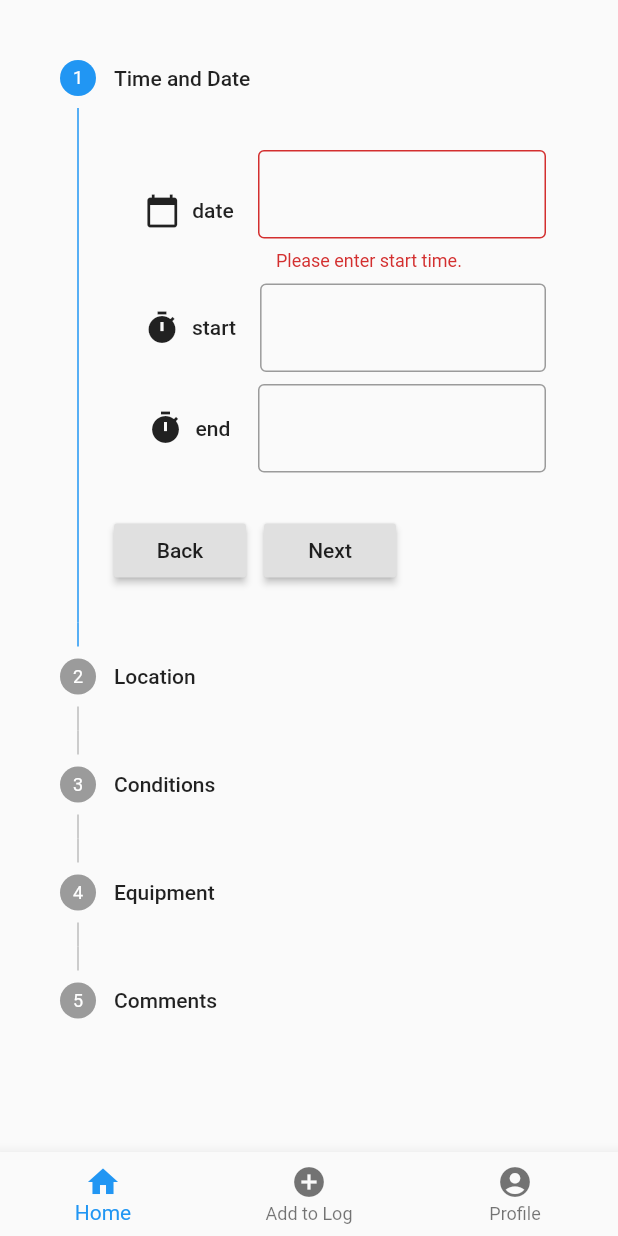
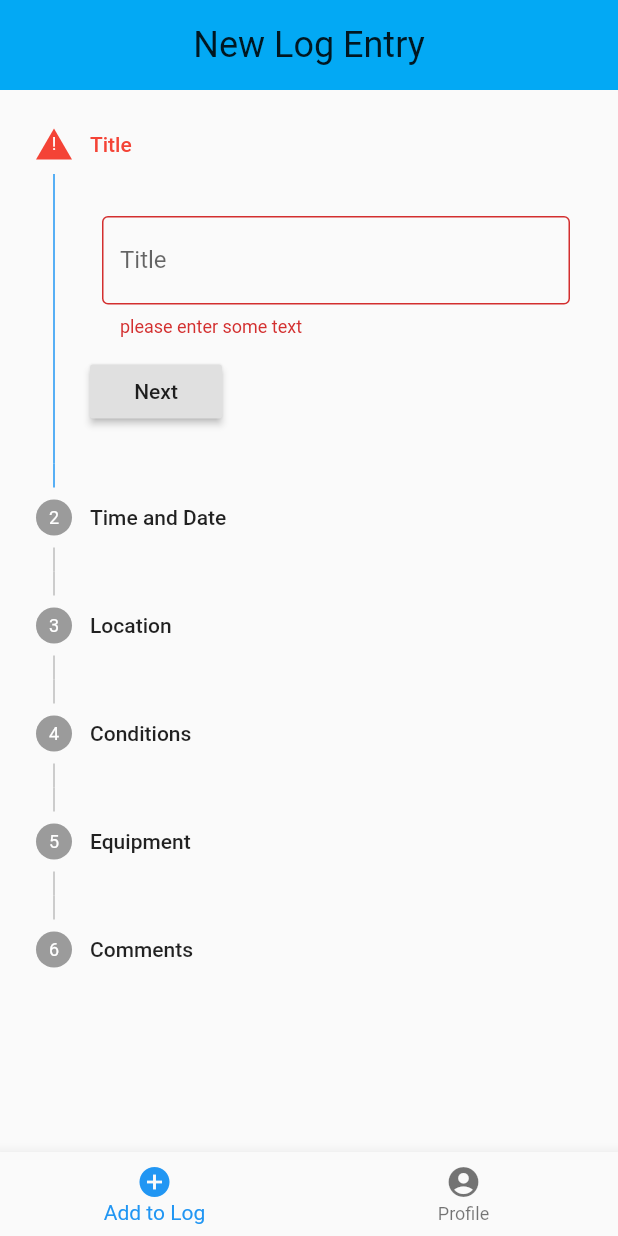
Before and after one commit to DirtbagDrew/flutter-scuba-app, a Flutter app: the screen it shows after launch, after a tap on "Next", on a phone screen of 412 x 824 dp. Run offline on Flutter 3.47's test engine with Material 2 defaults, Android fonts, the phone set to English and light mode, and no system bars; missing offline and left inert: dart:ffi.

Commit message:
mock profile

```diff
--- a/lib/main.dart
+++ b/lib/main.dart
@@ -1,5 +1,6 @@
 import 'package:flutter/material.dart';
-import 'src/LogEntryForm.dart';
+import 'package:scuba/src/Profile/Profile.dart';
+import 'src/LogEntryForm/LogEntryForm.dart';
 
 void main() => runApp(MyApp());
 
@@ -10,8 +11,7 @@ class MyApp extends StatelessWidget {
     return MaterialApp(
       title: 'Dive Log',
       theme: ThemeData(
-        primarySwatch: Colors.blue,
-      ),
+          primaryColor: Color(0xff03a9f4), accentColor: Color(0xffffd600)),
       home: MyHomePage(title: 'Flutter Demo Home Page'),
     );
   }
@@ -27,6 +27,10 @@ class MyHomePage extends StatefulWidget {
 
 class _MyHomePageState extends State<MyHomePage> {
   int _selectedIndex = 0;
+  List<Widget> _pages = [
+    // Container(),
+    LogEntryForm(), Profile()
+  ];
 
   void _onItemTapped(int index) {
     setState(() {
@@ -37,13 +41,13 @@ class _MyHomePageState extends State<MyHomePage> {
   @override
   Widget build(BuildContext context) {
     return Scaffold(
-      body: Padding(padding: const EdgeInsets.all(16.0), child: LogEntryForm()),
+      body: _pages.elementAt(_selectedIndex),
       bottomNavigationBar: BottomNavigationBar(
         items: const <BottomNavigationBarItem>[
-          BottomNavigationBarItem(
-            icon: Icon(Icons.home),
-            title: Text('Home'),
-          ),
+          // BottomNavigationBarItem(
+          //   icon: Icon(Icons.home),
+          //   title: Text('Home'),
+          // ),
           BottomNavigationBarItem(
             icon: Icon(Icons.add_circle),
             title: Text('Add to Log'),
--- a/lib/models/LogEntryFormData.dart
+++ b/lib/models/LogEntryFormData.dart
@@ -11,6 +11,7 @@ class LogEntryData {
   Reading weight;
   String location;
   String locationName;
+  String title;
   TimeOfDay endTime;
   TimeOfDay startTime;
 
--- a/lib/shared/Conversions.dart
+++ b/lib/shared/Conversions.dart
@@ -1,4 +1,5 @@
 import 'package:flutter/material.dart';
+import 'package:intl/intl.dart';
 
 class Conversions {
   static TimeOfDay timeStringToTimeOfDay(String timeString) {
@@ -23,4 +24,8 @@ class Conversions {
   static int timeOfDayToInt(TimeOfDay timeOfDay) {
     return timeOfDay.hour * 60 + timeOfDay.minute;
   }
+
+  static String dateTimeToString(DateTime date) {
+    return DateFormat("MM/dd/yyyy").format(date);
+  }
 }
--- a/lib/shared/FormValidators.dart
+++ b/lib/shared/FormValidators.dart
@@ -96,4 +96,11 @@ class FormValidators {
     }
     return null;
   }
+
+  static String title(value) {
+    if (value.isEmpty) {
+      return 'please enter some text';
+    }
+    return null;
+  }
 }
--- a/lib/src/LogEntryForm/ConditionsForm.dart
+++ b/lib/src/LogEntryForm/ConditionsForm.dart
@@ -1,3 +1,5 @@
+import 'dart:ffi';
+
 import 'package:flutter/material.dart';
 import 'package:flutter/services.dart';
 import 'package:flutter/widgets.dart';
@@ -16,6 +18,7 @@ class ConditionsForm extends StatelessWidget {
     @required this.tempUnitsResult,
     @required this.visibilityResult,
     @required this.visibilityUnitsResult,
+    @required this.context,
   }) : super(key: key);
 
   final bool autoValidate;
@@ -26,6 +29,7 @@ class ConditionsForm extends StatelessWidget {
   final ValueChanged<int> visibilityResult;
   final ValueChanged<String> tempUnitsResult;
   final ValueChanged<String> visibilityUnitsResult;
+  final BuildContext context;
 
   InputDecoration _decoration(String s) {
     return InputDecoration(
@@ -42,14 +46,7 @@ class ConditionsForm extends StatelessWidget {
         autovalidate: autoValidate,
         key: formKey,
         child: Column(children: <Widget>[
-          Row(
-            children: <Widget>[
-              Expanded(
-                child: visibilityField(),
-              ),
-              _visibilityUnitsField(),
-            ],
-          ),
+          visibilityField(),
           Row(
             children: <Widget>[
               Text('Temperatures'),
@@ -154,12 +151,45 @@ class ConditionsForm extends StatelessWidget {
   }
 
   Widget visibilityField() {
-    return NumberTextFormField(
-      decoration: _decoration('Visibility'),
-      validator: FormValidators.visibility,
-      onSaved: (String result) {
-        visibilityResult(int.parse(result));
-      },
+    return Column(
+      children: <Widget>[
+        FormField(
+          initialValue: 0.0,
+          builder: (FormFieldState<double> state) {
+            return Column(
+              children: <Widget>[
+                Align(
+                  alignment: Alignment.centerLeft,
+                  child: Text(
+                    "Visiblity",
+                    style: Theme.of(context).textTheme.subhead,
+                  ),
+                ),
+                Row(
+                  children: <Widget>[
+                    Expanded(
+                        child: Padding(
+                      padding: const EdgeInsets.only(top: 20.0),
+                      child: Text(state.value.toInt().toString()),
+                    )),
+                    _visibilityUnitsField()
+                  ],
+                ),
+                Slider(
+                  value: state.value,
+                  onChanged: (double value) {
+                    state.didChange(value);
+                  },
+                  max: 1000,
+                ),
+              ],
+            );
+          },
+          onSaved: (double result) {
+            visibilityResult(result.toInt());
+          },
+        ),
+      ],
     );
   }
 
@@ -167,11 +197,11 @@ class ConditionsForm extends StatelessWidget {
     return FormField(
       initialValue: LengthUnits.ft,
       builder: (FormFieldState<String> state) {
-        return Column(
+        return Row(
           children: <Widget>[
             SizedBox(
               height: 35,
-              width: 115,
+              width: 100,
               child: RadioListTile(
                 value: LengthUnits.ft,
                 groupValue: state.value,
@@ -182,7 +212,8 @@ class ConditionsForm extends StatelessWidget {
               ),
             ),
             SizedBox(
-              width: 115,
+              height: 35,
+              width: 100,
               child: RadioListTile(
                 title: Text('m'),
                 value: LengthUnits.m,
--- a/lib/src/LogEntryForm/DateTimeForm.dart
+++ b/lib/src/LogEntryForm/DateTimeForm.dart
@@ -31,7 +31,7 @@ class DateTimeForm extends StatelessWidget {
       lastDate: DateTime.now(),
     );
     if (date != null) {
-      return DateFormat("MM/dd/yyyy").format(date);
+      return Conversions.dateTimeToString(date);
     }
     return '';
   }
@@ -179,6 +179,7 @@ class DateTimeForm extends StatelessWidget {
         );
       },
       validator: (List<TextEditingController> stateValue) {
+        if (stateValue[0].text != "" && stateValue[1].text != "") {
           TimeOfDay startTime =
               Conversions.timeStringToTimeOfDay(stateValue[0].text);
           TimeOfDay endTime =
@@ -188,6 +189,8 @@ class DateTimeForm extends StatelessWidget {
               Conversions.timeOfDayToInt(endTime)) {
             return "Invalid end time.";
           }
+        }
+
         return null;
       },
       onSaved: (List<TextEditingController> result) {
--- a/lib/src/LogEntryForm.dart
+++ b/lib/src/LogEntryForm/LogEntryForm.dart
@@ -2,12 +2,12 @@ import 'package:flutter/material.dart';
 import 'package:flutter/widgets.dart';
 import 'package:scuba/models/LogEntryFormData.dart';
 import 'package:scuba/models/LogFormStepController.dart';
-import 'package:scuba/shared/Conversions.dart';
 import 'package:scuba/src/LogEntryForm/CommentsForm.dart';
 import 'package:scuba/src/LogEntryForm/ConditionsForm.dart';
 import 'package:scuba/src/LogEntryForm/EquipmentForm.dart';
 import 'package:scuba/src/LogEntryForm/LocationForm.dart';
-import 'LogEntryForm/DateTimeForm.dart';
+import 'package:scuba/src/LogEntryForm/TitleForm.dart';
+import 'DateTimeForm.dart';
 
 class LogEntryForm extends StatefulWidget {
   const LogEntryForm({Key key}) : super(key: key);
@@ -21,6 +21,7 @@ class _LogEntryFormState extends State<LogEntryForm> {
   LogEntryData _logEntryData = LogEntryData();
 
   List<LogFormStepController> _stepControllers = [
+    LogFormStepController(),
     LogFormStepController(),
     LogFormStepController(),
     LogFormStepController(),
@@ -71,7 +72,23 @@ class _LogEntryFormState extends State<LogEntryForm> {
 
   @override
   Widget build(BuildContext context) {
-    return Stepper(
+    return ListView(
+      children: <Widget>[
+        Container(
+          color: Theme.of(context).primaryColor,
+          child: Padding(
+            padding: const EdgeInsets.symmetric(vertical: 16.0),
+            child: Align(
+              alignment: Alignment.center,
+              child: Text(
+                'New Log Entry',
+                style: Theme.of(context).textTheme.headline,
+              ),
+            ),
+          ),
+        ),
+        Stepper(
+          physics: ClampingScrollPhysics(),
           currentStep: _currentStep,
           onStepContinue: _continue,
           onStepTapped: (int stepNumber) {
@@ -83,20 +100,26 @@ class _LogEntryFormState extends State<LogEntryForm> {
             return Row(
               mainAxisSize: MainAxisSize.max,
               children: <Widget>[
-            Padding(
+                _currentStep != 0
+                    ? Padding(
                         padding: const EdgeInsets.only(right: 12.0),
                         child: RaisedButton(
                           onPressed: _back,
                           child: const Text('Back'),
                         ),
-            ),
+                      )
+                    : Container(),
                 RaisedButton(
                   onPressed: _continue,
-              child: const Text('Next'),
+                  child: Text(_currentStep == _mySteps().length - 1
+                      ? 'submit'
+                      : 'Next'),
                 ),
               ],
             );
           },
+        ),
+      ],
     );
   }
 
@@ -104,14 +127,29 @@ class _LogEntryFormState extends State<LogEntryForm> {
     List<Step> _steps = [
       Step(
           title: Text(
-          'Time and Date',
+            'Title',
           ),
           isActive: _currentStep == 0,
           state: _stepControllers[0].state,
+          content: TitleForm(
+            autoValidate: _stepControllers[0].autoValidate,
+            titleResult: (String result) {
+              setState(() {
+                _logEntryData.title = result;
+              });
+            },
+            formKey: _stepControllers[0].formKey,
+          )),
+      Step(
+        title: Text(
+          'Time and Date',
+        ),
+        isActive: _currentStep == 1,
+        state: _stepControllers[1].state,
         content: DateTimeForm(
           context: context,
-          formKey: _stepControllers[0].formKey,
-          autoValidate: _stepControllers[0].autoValidate,
+          formKey: _stepControllers[1].formKey,
+          autoValidate: _stepControllers[1].autoValidate,
           dateResult: (DateTime result) {
             setState(() {
               _logEntryData.date = result;
@@ -133,11 +171,11 @@ class _LogEntryFormState extends State<LogEntryForm> {
         title: Text(
           'Location',
         ),
-        isActive: _currentStep == 1,
-        state: _stepControllers[1].state,
+        isActive: _currentStep == 2,
+        state: _stepControllers[2].state,
         content: LocationForm(
-          formKey: _stepControllers[1].formKey,
-          autoValidate: _stepControllers[1].autoValidate,
+          formKey: _stepControllers[2].formKey,
+          autoValidate: _stepControllers[2].autoValidate,
           nameResult: (String result) {
             setState(() {
               _logEntryData.locationName = result;
@@ -154,11 +192,11 @@ class _LogEntryFormState extends State<LogEntryForm> {
         title: Text(
           'Conditions',
         ),
-        isActive: _currentStep == 2,
-        state: _stepControllers[2].state,
+        isActive: _currentStep == 3,
+        state: _stepControllers[3].state,
         content: ConditionsForm(
-          formKey: _stepControllers[2].formKey,
-          autoValidate: _stepControllers[2].autoValidate,
+          formKey: _stepControllers[3].formKey,
+          autoValidate: _stepControllers[3].autoValidate,
           airTempResult: (int value) {
             setState(() {
               _logEntryData.airTemp.measurement = value;
@@ -191,15 +229,16 @@ class _LogEntryFormState extends State<LogEntryForm> {
               _logEntryData.visibility.units = value;
             });
           },
+          context: context,
         ),
       ),
       Step(
           title: Text('Equipment'),
-          isActive: _currentStep == 3,
-          state: _stepControllers[3].state,
+          isActive: _currentStep == 4,
+          state: _stepControllers[4].state,
           content: EquipmentForm(
-            formKey: _stepControllers[3].formKey,
-            autoValidate: _stepControllers[3].autoValidate,
+            formKey: _stepControllers[4].formKey,
+            autoValidate: _stepControllers[4].autoValidate,
             pressureUnitsResult: (String value) {
               setState(() {
                 _logEntryData.weight.units = value;
@@ -230,11 +269,11 @@ class _LogEntryFormState extends State<LogEntryForm> {
         title: Text(
           'Comments',
         ),
-        isActive: _currentStep == 4,
-        state: _stepControllers[4].state,
+        isActive: _currentStep == 5,
+        state: _stepControllers[5].state,
         content: CommentsForm(
-          formKey: _stepControllers[4].formKey,
-          autoValidate: _stepControllers[4].autoValidate,
+          formKey: _stepControllers[5].formKey,
+          autoValidate: _stepControllers[5].autoValidate,
           commentsResult: (String value) {
             setState(() {
               _logEntryData.weight.measurement = int.parse(value);
--- /dev/null
+++ b/lib/src/LogEntryForm/TitleForm.dart
@@ -0,0 +1,42 @@
+import 'package:flutter/material.dart';
+import 'package:flutter/widgets.dart';
+import 'package:scuba/shared/FormValidators.dart';
+
+class TitleForm extends StatelessWidget {
+  const TitleForm(
+      {Key key,
+      @required this.formKey,
+      @required this.autoValidate,
+      @required this.titleResult})
+      : super(key: key);
+
+  final GlobalKey<FormState> formKey;
+  final bool autoValidate;
+  final ValueChanged<String> titleResult;
+
+  _decoration(String s) {
+    return InputDecoration(
+      border: OutlineInputBorder(),
+      labelText: s,
+    );
+  }
+
+  @override
+  Widget build(BuildContext context) {
+    return Padding(
+      padding: const EdgeInsets.all(8.0),
+      child: Form(
+        autovalidate: autoValidate,
+        key: formKey,
+        child: Column(children: <Widget>[
+          Padding(
+            padding: const EdgeInsets.symmetric(vertical: 4.0),
+            child: TextFormField(
+                decoration: _decoration('Title'),
+                validator: FormValidators.title),
+          ),
+        ]),
+      ),
+    );
+  }
+}
--- /dev/null
+++ b/lib/src/Profile/PersonalDives.dart
@@ -0,0 +1,123 @@
+import 'package:flutter/material.dart';
+import 'package:flutter/widgets.dart';
+import 'package:scuba/shared/Conversions.dart';
+
+class PersonalDives extends StatelessWidget {
+  const PersonalDives({
+    Key key,
+  }) : super(key: key);
+
+  @override
+  Widget build(BuildContext context) {
+    return Column(
+      children: <Widget>[
+        Container(
+          color: Theme.of(context).primaryColor,
+          child: Padding(
+            padding: const EdgeInsets.all(8.0),
+            child: Row(
+              mainAxisAlignment: MainAxisAlignment.center,
+              children: <Widget>[
+                Text(
+                  'Dives',
+                  style: Theme.of(context).textTheme.headline,
+                ),
+              ],
+            ),
+          ),
+        ),
+        Container(
+          height: 200,
+          child: ListView(
+            children: <Widget>[
+              ListTile(
+                title: Text(
+                  "Super fun dive with Heather!",
+                  style: Theme.of(context).textTheme.subhead,
+                ),
+                subtitle: Column(
+                  children: <Widget>[
+                    Row(
+                      children: <Widget>[
+                        Text("Date: "),
+                        Text(Conversions.dateTimeToString(DateTime.now()))
+                      ],
+                    ),
+                    Row(
+                      children: <Widget>[
+                        Text("Dive Spot: "),
+                        Text("Divers Cove, Laguna Beach, CA")
+                      ],
+                    ),
+                    Row(
+                      children: <Widget>[
+                        Text("Duration: "),
+                        Text("45 minutes")
+                      ],
+                    )
+                  ],
+                ),
+              ),
+              ListTile(
+                title: Text(
+                  "Super fun dive with Heather!",
+                  style: Theme.of(context).textTheme.subhead,
+                ),
+                subtitle: Column(
+                  children: <Widget>[
+                    Row(
+                      children: <Widget>[
+                        Text("Date: "),
+                        Text(Conversions.dateTimeToString(DateTime.now()))
+                      ],
+                    ),
+                    Row(
+                      children: <Widget>[
+                        Text("Dive Spot: "),
+                        Text("Divers Cove, Laguna Beach, CA")
+                      ],
+                    ),
+                    Row(
+                      children: <Widget>[
+                        Text("Duration: "),
+                        Text("45 minutes")
+                      ],
+                    )
+                  ],
+                ),
+              ),
+              ListTile(
+                title: Text(
+                  "Super fun dive with Heather!",
+                  style: Theme.of(context).textTheme.subhead,
+                ),
+                subtitle: Column(
+                  children: <Widget>[
+                    Row(
+                      children: <Widget>[
+                        Text("Date: "),
+                        Text(Conversions.dateTimeToString(DateTime.now()))
+                      ],
+                    ),
+                    Row(
+                      children: <Widget>[
+                        Text("Dive Spot: "),
+                        Text("Divers Cove, Laguna Beach, CA")
+                      ],
+                    ),
+                    Row(
+                      children: <Widget>[
+                        Text("Duration: "),
+                        Text("45 minutes")
+                      ],
+                    )
+                  ],
+                ),
+              )
+            ],
+          ),
+        ),
+      ],
+    );
+  }
+}
```
Also changed, not shown: lib/src/Profile/Bio.dart (added, +39 -0 lines), lib/src/Profile/Profile.dart (added, +28 -0 lines). Lines whose indentation alone changed are shown as unchanged.
